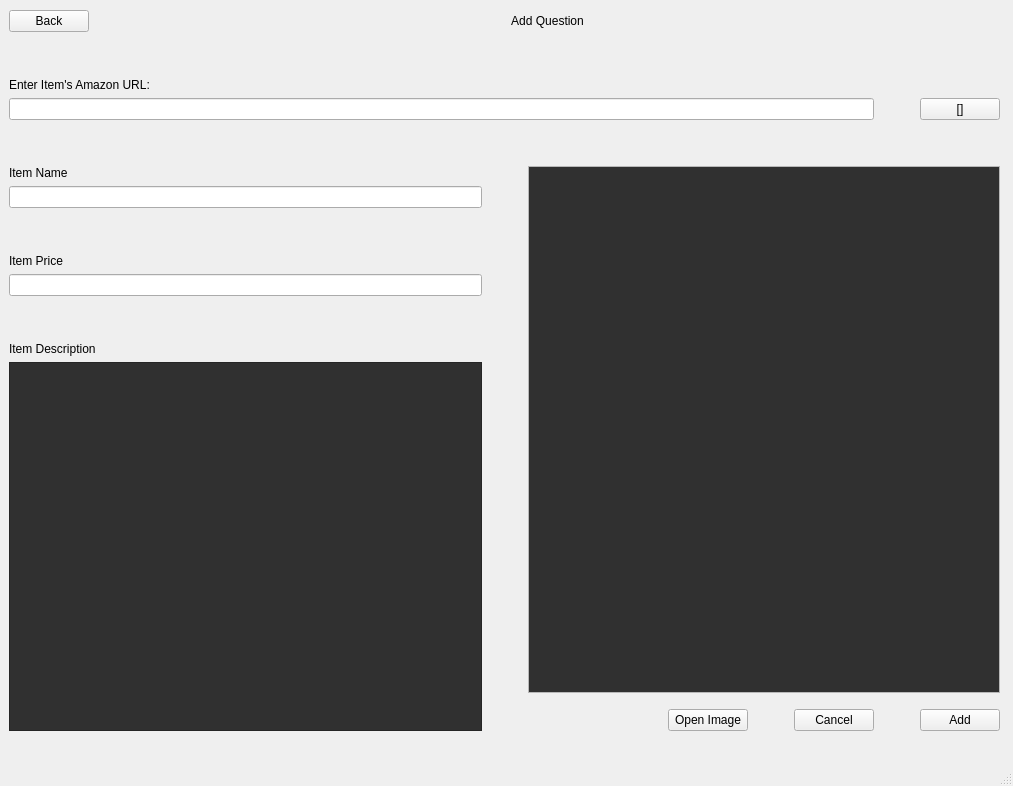
This is window.ui in dubliyu/triviagame as Qt 5 draws it before an edit. The edited form follows.
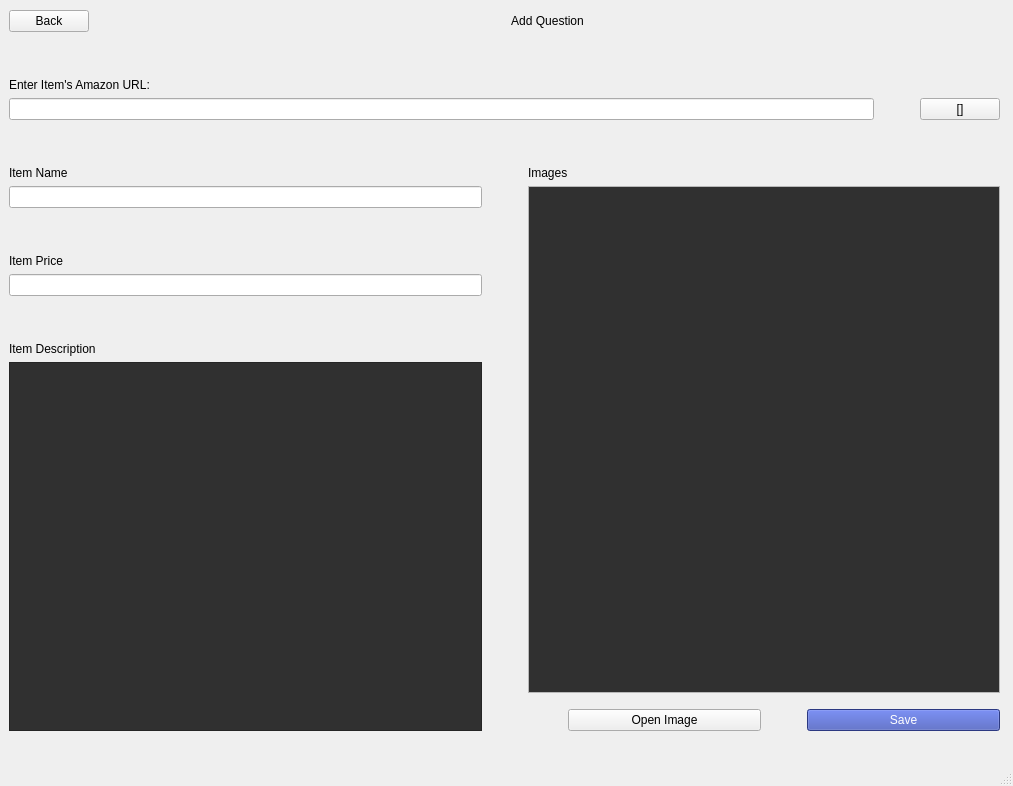
This is the edited form. The open tabs and pages were chosen to show the change.

The edit to the form file:
```diff
--- a/window.ui
+++ b/window.ui
@@ -1815,6 +1815,19 @@
          </item>
          <item>
           <layout class="QVBoxLayout" name="verticalLayout_13">
+           <item>
+            <widget class="QLabel" name="label_24">
+             <property name="styleSheet">
+              <string notr="true">font: 16pt &quot;MS Shell Dlg 2&quot;;</string>
+             </property>
+             <property name="text">
+              <string>Images</string>
+             </property>
+             <property name="alignment">
+              <set>Qt::AlignLeading|Qt::AlignLeft|Qt::AlignVCenter</set>
+             </property>
+            </widget>
+           </item>
            <item>
             <widget class="QScrollArea" name="scrollArea_4">
              <property name="widgetResizable">
@@ -1826,7 +1839,7 @@
                 <x>0</x>
                 <y>0</y>
                 <width>463</width>
-                <height>477</height>
+                <height>446</height>
                </rect>
               </property>
               <property name="styleSheet">
@@ -1869,6 +1882,9 @@
                <property name="orientation">
                 <enum>Qt::Horizontal</enum>
                </property>
+               <property name="sizeType">
+                <enum>QSizePolicy::Minimum</enum>
+               </property>
                <property name="sizeHint" stdset="0">
                 <size>
                  <width>40</width>
@@ -1890,42 +1906,13 @@
                </property>
               </widget>
              </item>
-             <item>
-              <spacer name="horizontalSpacer_23">
-               <property name="orientation">
-                <enum>Qt::Horizontal</enum>
-               </property>
-               <property name="sizeType">
-                <enum>QSizePolicy::Minimum</enum>
-               </property>
-               <property name="sizeHint" stdset="0">
-                <size>
-                 <width>40</width>
-                 <height>20</height>
-                </size>
-               </property>
-              </spacer>
-             </item>
-             <item>
-              <widget class="QPushButton" name="pushButton_24">
-               <property name="sizePolicy">
-                <sizepolicy hsizetype="Minimum" vsizetype="Minimum">
-                 <horstretch>0</horstretch>
-                 <verstretch>0</verstretch>
-                </sizepolicy>
-               </property>
-               <property name="text">
-                <string>Cancel</string>
-               </property>
-              </widget>
-             </item>
              <item>
               <spacer name="horizontalSpacer_22">
                <property name="orientation">
                 <enum>Qt::Horizontal</enum>
                </property>
                <property name="sizeType">
-                <enum>QSizePolicy::Minimum</enum>
+                <enum>QSizePolicy::Fixed</enum>
                </property>
                <property name="sizeHint" stdset="0">
                 <size>
@@ -1943,8 +1930,12 @@
                  <verstretch>0</verstretch>
                 </sizepolicy>
                </property>
+               <property name="styleSheet">
+                <string notr="true">background-color: #3E50B4;
+color: white;</string>
+               </property>
                <property name="text">
-                <string>Add</string>
+                <string>Save</string>
                </property>
               </widget>
              </item>
```
Left out of the diff: 13 changed lines with no effect on the pictures.
